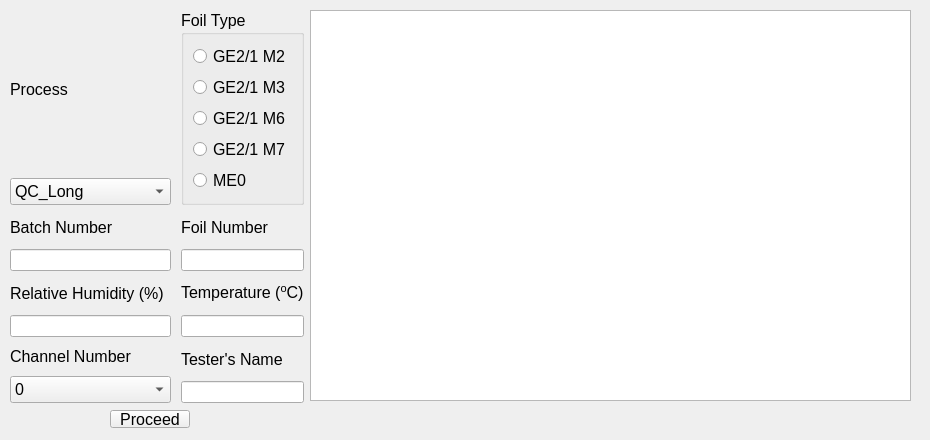
Qt form Code/UI/QC2Widget.ui (diracyoon/GEM_QC_SW) before a commit.
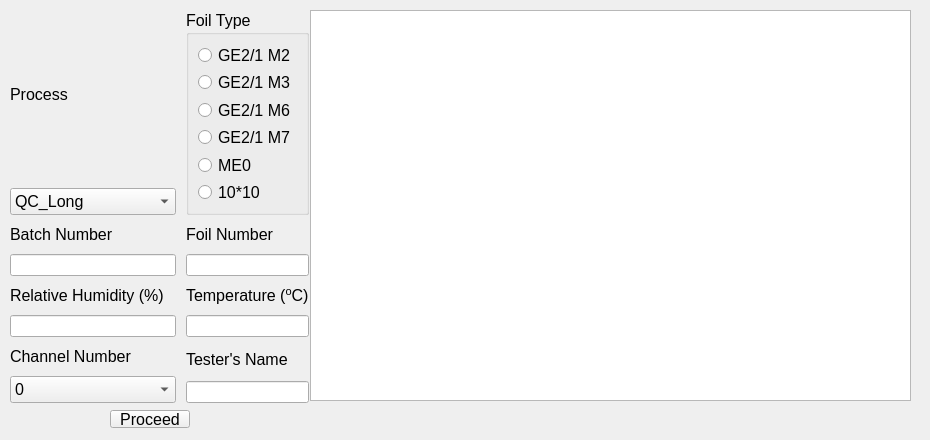
The same form after that commit.

```diff
--- a/Code/UI/QC2Widget.ui
+++ b/Code/UI/QC2Widget.ui
@@ -36,7 +36,7 @@
     <rect>
      <x>10</x>
      <y>10</y>
-     <width>294</width>
+     <width>299</width>
      <height>393</height>
     </rect>
    </property>
@@ -90,6 +90,13 @@
          </property>
         </widget>
        </item>
+       <item>
+        <widget class="QRadioButton" name="button_10_10">
+         <property name="text">
+          <string>10*10</string>
+         </property>
+        </widget>
+       </item>
       </layout>
      </widget>
     </item>
```
